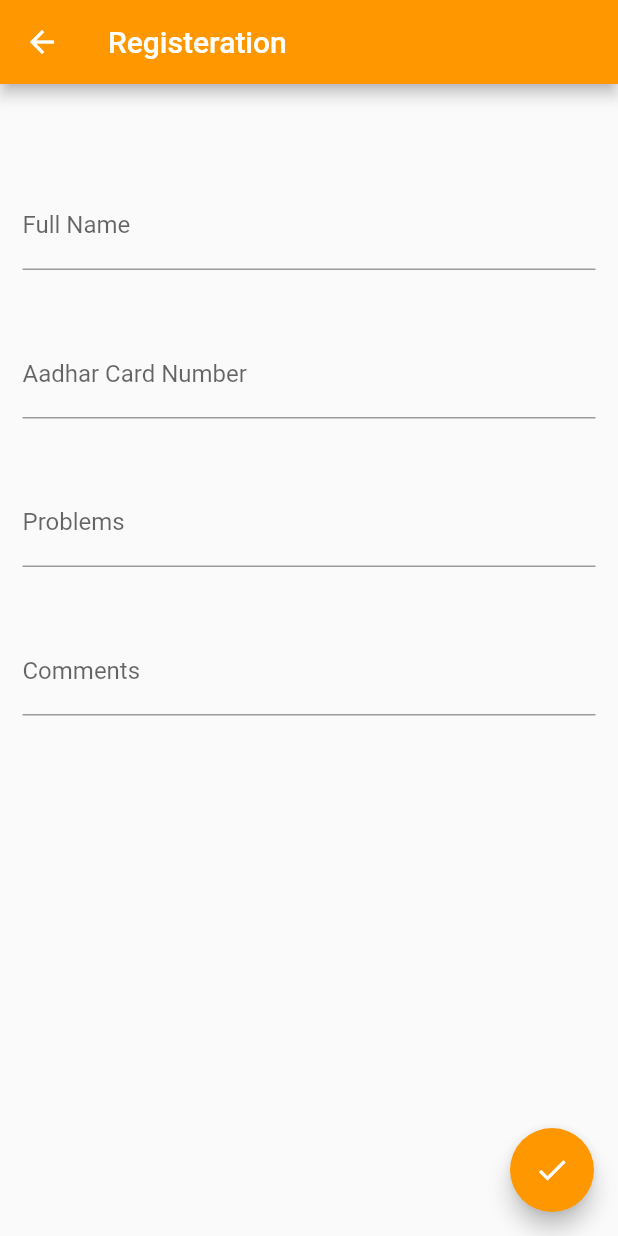
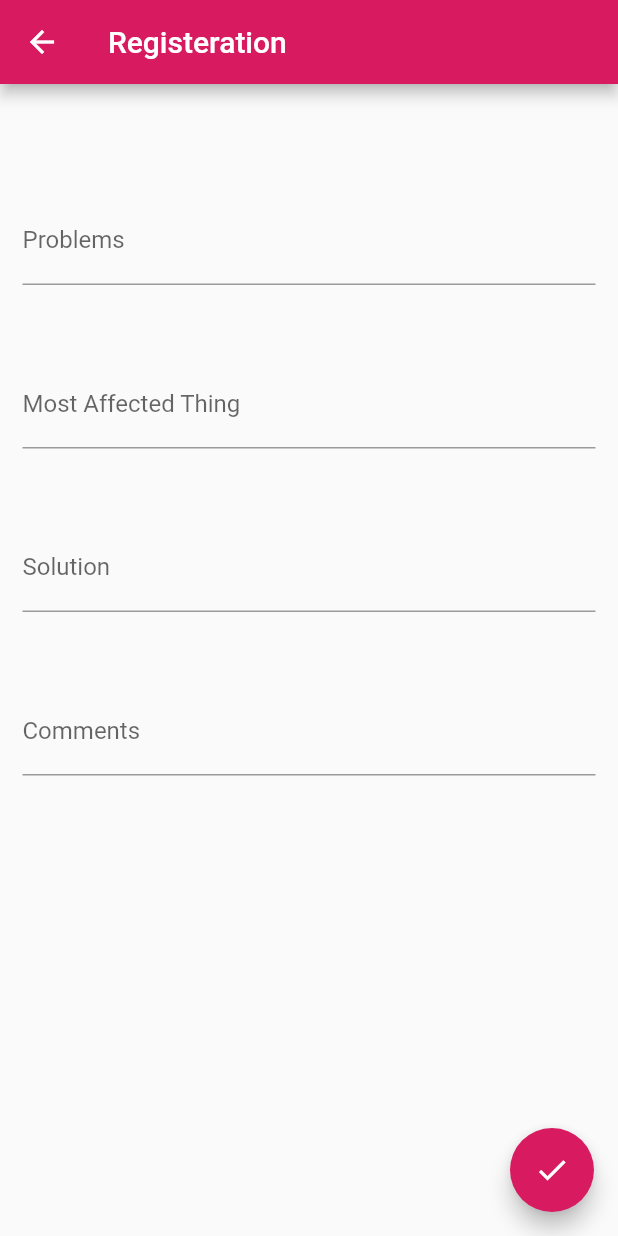
Before and after one commit to aayushigupt/Cooper, a Flutter app: the Register screen opened directly, on a phone screen of 412 x 824 dp. Run offline on Flutter 3.47's test engine with Material 2 defaults, Android fonts, the phone set to English and light mode, and no system bars; our stand-ins replace cloud_firestore, firebase_auth, flare_flutter, font_awesome_flutter, google_fonts, google_maps_flutter and 1 more; missing offline and left inert: geoflutterfire; accounts and stored records are empty; network calls fail.

Commit message:
made changes

```diff
--- a/lib/screens/home.dart
+++ b/lib/screens/home.dart
@@ -88,7 +88,7 @@ drawer: Drawer(
            height: 10.0,
          ),
     new ListTile(
-      title: Text('Registeration'),
+      title: Text('Remarks'),
       leading: Icon(Icons.note),
       onTap: ()=> Navigator.push(context, MaterialPageRoute(
         builder: (BuildContext)=> Register(),
@@ -122,9 +122,9 @@ body: SingleChildScrollView(
     child: Container(
       padding: EdgeInsets.only(top: 300.0),
 
-      child: Text('Sweep',
+      child: Text('Environmental cleanliness begins with each individual desire to be clean',
       style: TextStyle(
-        fontSize: 30.0,
+        fontSize: 10.0,
       ),
       ),
     ),
--- a/lib/screens/registration.dart
+++ b/lib/screens/registration.dart
@@ -10,34 +10,34 @@ class Register extends StatefulWidget
 
 class _RegisterState extends State<Register> {
 
-  TextEditingController nameController = TextEditingController();
-  TextEditingController aadharController = TextEditingController();
+  TextEditingController solutionController = TextEditingController();
+  TextEditingController affectController = TextEditingController();
   TextEditingController problemController = TextEditingController();
   TextEditingController commentController = TextEditingController();
 
-Widget name()
+Widget solution()
 {
 
   return Container(
     width: 430,
     child: TextFormField(
-      controller: nameController,
+      controller: solutionController,
       decoration: InputDecoration(
-        labelText: 'Full Name',
-
+        labelText: 'Solution',
+        hintText: 'Any solution if you can suggest!!'
       ),
     ),
   );
 }
 
-Widget aadhar()
+Widget affect()
 {
   return Container(
     width: 430,
     child: TextFormField(
-      controller: aadharController,
+      controller: affectController,
       decoration: InputDecoration(
-        labelText: 'Aadhar Card Number'
+        labelText: 'Most Affected Thing'
       ),
     ),
   );
@@ -80,7 +80,7 @@ void initState()
     // TODO: implement build
     return Scaffold(
       appBar: AppBar(
-        backgroundColor: Colors.orange,
+        backgroundColor: Colors.pink[600],
         title: Text('Registeration'),
       ),
       body: SingleChildScrollView(
@@ -89,13 +89,13 @@ void initState()
           child: Form(
             child: Column(
               children: <Widget>[
+                SizedBox(height: 60.0,),
+                problem(),
                 SizedBox(height: 50.0,),
-                name(),
-                SizedBox(height: 40.0,),
-                aadhar(),
-                SizedBox(height: 40.0,),
-                problem(),
-                SizedBox(height: 40.0,),
+                affect(),
+                SizedBox(height: 50.0,),
+                solution(),
+                SizedBox(height: 50.0,),
                 comment(),
               ],
             ),
@@ -106,17 +106,18 @@ void initState()
         onPressed: ()async{
           var collectionRef = Firestore.instance.collection("detail");
           Map<String, dynamic> detail = {
-            "name": nameController.text,
-            "aadhar": aadharController.text,
+            "solution": solutionController.text,
+            "affect": affectController.text,
             "problems": problemController.text,
             "comment": commentController.text,
           };
+
           await collectionRef.add(detail);
           Navigator.push(context, MaterialPageRoute(
             builder: (BuildContext)=> Check(),
           ));
         },
-        backgroundColor: Colors.orange,
+        backgroundColor: Colors.pink[600],
         child: Icon(Icons.done),
       ),
     );
--- a/lib/screens/vouchers.dart
+++ b/lib/screens/vouchers.dart
@@ -8,6 +8,7 @@ class Voucher extends StatelessWidget
     // TODO: implement build
     return Scaffold(
       appBar: AppBar(
+        backgroundColor: Colors.pink[600],
         title: Text('Vouchers',
        style: TextStyle(
 
--- a/pubspec.yaml
+++ b/pubspec.yaml
@@ -20,6 +20,11 @@ dependencies:
   rxdart: ^0.22.0
   geolocator: any
   flare_flutter: any
+  flutter_emoji: ">= 2.0.0"
+  demoji: ^1.0.1
+  google_fonts: ^1.0.0
+  font_awesome_flutter: ^8.8.1
+
 
 dev_dependencies:
   flutter_test:
@@ -34,3 +39,4 @@ flutter:
     - assets/searching.flr
     - assets/Checkbox.flr
     - assets/Giftbox.flr
+    - assets/Success Check.flr
```
Also changed, not shown: lib/screens/check.dart (+7 -7 lines), lib/screens/googleMap.dart (+154 -32 lines), lib/screens/loginPage.dart (+30 -37 lines), pubspec.lock, 2 other files.
